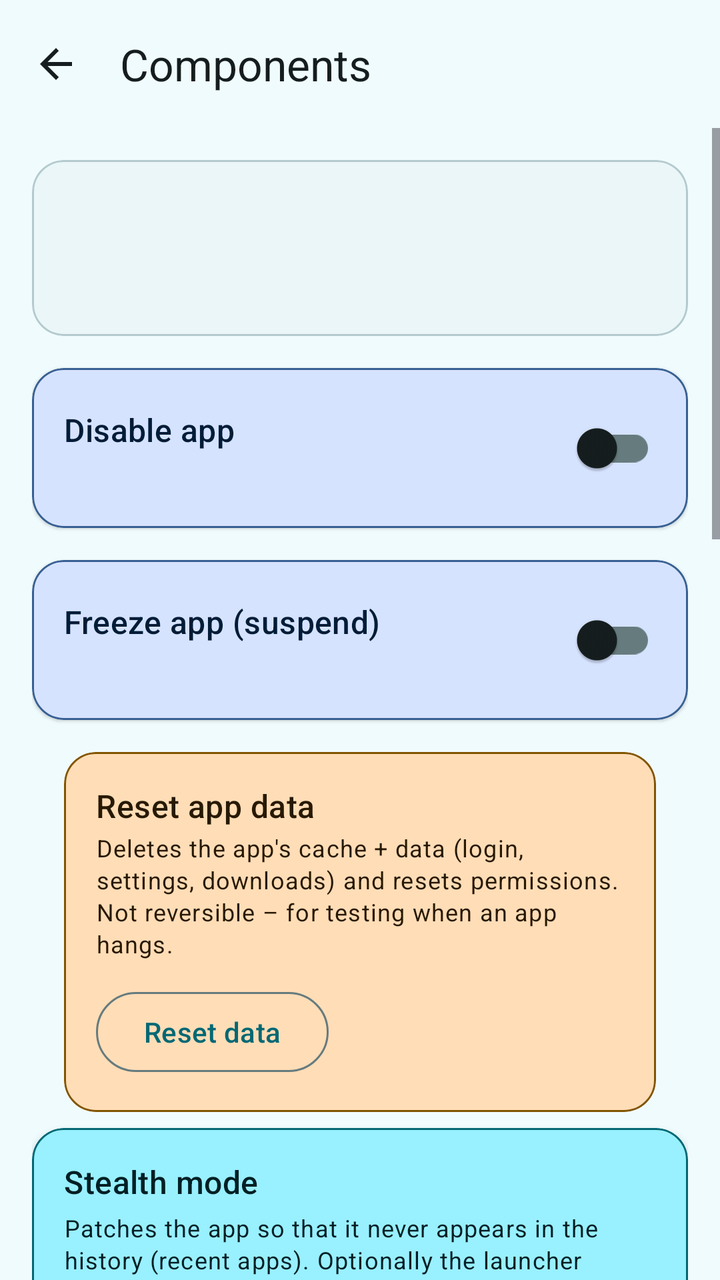
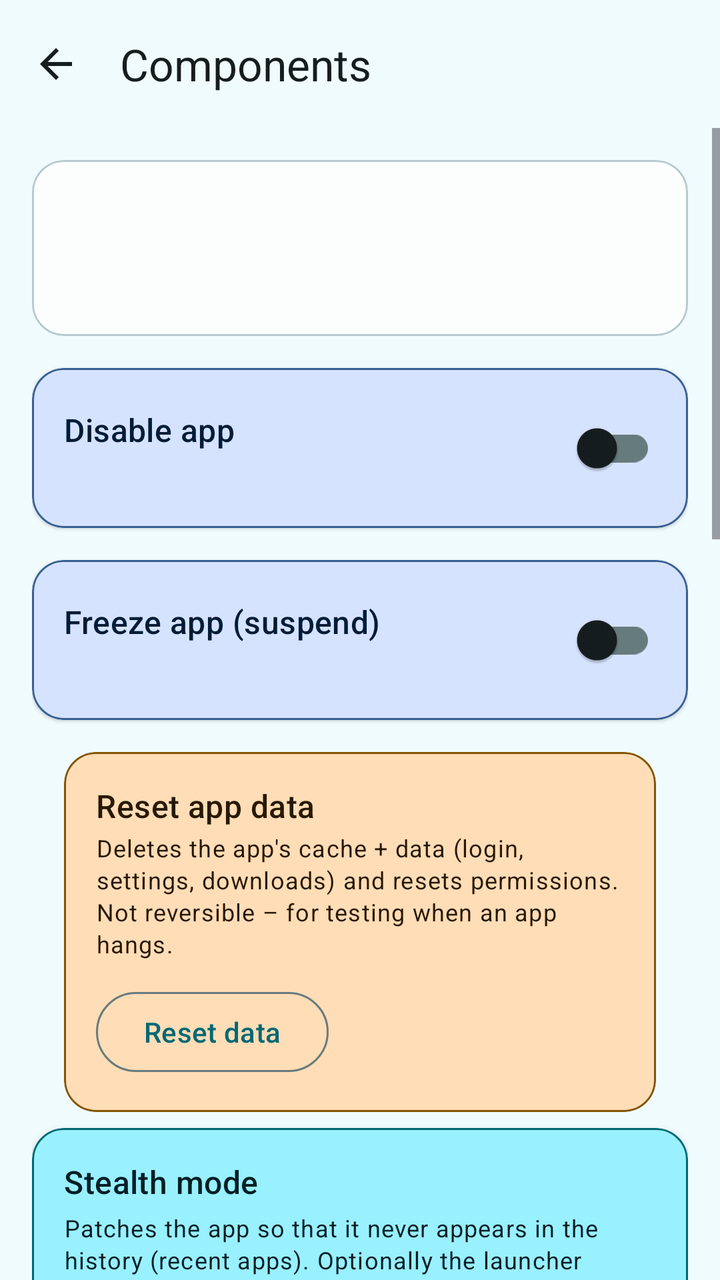

Before-and-after screenshots of an Android layout around one commit, followed by the original layout XML and the change that was made.
<!-- AndroidManifest.xml: application theme Theme.AppOpsShizuku -->
<!-- res/layout/activity_components.xml -->
<?xml version="1.0" encoding="utf-8"?>
<LinearLayout xmlns:android="http://schemas.android.com/apk/res/android"
    xmlns:app="http://schemas.android.com/apk/res-auto"
    xmlns:tools="http://schemas.android.com/tools"
    android:id="@+id/rootLayout"
    android:layout_width="match_parent"
    android:layout_height="match_parent"
    android:orientation="vertical"
    android:background="?attr/colorSurface">

    <com.google.android.material.appbar.MaterialToolbar
        android:id="@+id/toolbar"
        android:layout_width="match_parent"
        android:layout_height="wrap_content"
        android:background="?attr/colorSurface"
        app:navigationIcon="?attr/homeAsUpIndicator"
        app:navigationIconTint="?attr/colorOnSurface"
        app:title="@string/components_title"
        app:titleTextColor="?attr/colorOnSurface" />
    <ScrollView
        android:layout_width="match_parent"
        android:layout_height="0dp"
        android:layout_weight="1"
        android:fillViewport="true">

        <LinearLayout
            android:layout_width="match_parent"
            android:layout_height="wrap_content"
            android:orientation="vertical"
            android:padding="16dp">

            
            <com.google.android.material.card.MaterialCardView
                android:layout_width="match_parent"
                android:layout_height="wrap_content"
                android:layout_marginBottom="16dp"
                app:cardCornerRadius="16dp"
                app:cardElevation="0dp"
                app:strokeWidth="1dp"
                app:strokeColor="?attr/colorOutlineVariant"
                app:cardBackgroundColor="?attr/colorSurfaceContainerLow">

                <LinearLayout
                    android:layout_width="match_parent"
                    android:layout_height="wrap_content"
                    android:orientation="horizontal"
                    android:padding="16dp"
                    android:gravity="center_vertical">

                    <ImageView
                        android:id="@+id/appIcon"
                        android:layout_width="56dp"
                        android:layout_height="56dp"
                        android:scaleType="centerCrop" />

                    <LinearLayout
                        android:layout_width="0dp"
                        android:layout_height="wrap_content"
                        android:layout_weight="1"
                        android:layout_marginStart="16dp"
                        android:orientation="vertical">

                        <TextView
                            android:id="@+id/appLabel"
                            android:layout_width="match_parent"
                            android:layout_height="wrap_content"
                            android:textAppearance="?attr/textAppearanceTitleLarge"
                            android:textColor="?attr/colorOnSurface"
                            android:maxLines="1"
                            android:ellipsize="end" />

                        <TextView
                            android:id="@+id/appPackage"
                            android:layout_width="match_parent"
                            android:layout_height="wrap_content"
                            android:layout_marginTop="2dp"
                            android:textAppearance="?attr/textAppearanceBodySmall"
                            android:textColor="?attr/colorOnSurfaceVariant"
                            android:maxLines="1"
                            android:ellipsize="end" />
                    </LinearLayout>
                </LinearLayout>
            </com.google.android.material.card.MaterialCardView>

            
            <com.google.android.material.card.MaterialCardView
                android:layout_width="match_parent"
                android:layout_height="wrap_content"
                android:layout_marginBottom="16dp"
                app:cardCornerRadius="16dp"
                app:cardElevation="1dp"
                app:strokeWidth="1dp"
                app:strokeColor="?attr/colorTertiary"
                app:cardBackgroundColor="?attr/colorTertiaryContainer">

                <LinearLayout
                    android:layout_width="match_parent"
                    android:layout_height="wrap_content"
                    android:orientation="horizontal"
                    android:padding="16dp"
                    android:gravity="center_vertical">

                    <LinearLayout
                        android:layout_width="0dp"
                        android:layout_height="wrap_content"
                        android:layout_weight="1"
                        android:orientation="vertical">

                        <TextView
                            android:layout_width="match_parent"
                            android:layout_height="wrap_content"
                            android:text="@string/components_disable_app"
                            android:textAppearance="?attr/textAppearanceTitleMedium"
                            android:textColor="?attr/colorOnTertiaryContainer" />

                        <TextView
                            android:id="@+id/disableAppSubtitle"
                            android:layout_width="match_parent"
                            android:layout_height="wrap_content"
                            android:layout_marginTop="2dp"
                            android:textAppearance="?attr/textAppearanceBodySmall"
                            android:textColor="?attr/colorOnTertiaryContainer" />
                    </LinearLayout>

                    <com.google.android.material.switchmaterial.SwitchMaterial
                        android:id="@+id/appDisableSwitch"
                        android:layout_width="wrap_content"
                        android:layout_height="wrap_content"
                        android:layout_marginStart="12dp" />
                </LinearLayout>
            </com.google.android.material.card.MaterialCardView>

            
            <com.google.android.material.card.MaterialCardView
                android:layout_width="match_parent"
                android:layout_height="wrap_content"
                android:layout_marginBottom="16dp"
                app:cardCornerRadius="16dp"
                app:cardElevation="1dp"
                app:strokeWidth="1dp"
                app:strokeColor="?attr/colorTertiary"
                app:cardBackgroundColor="?attr/colorTertiaryContainer">

                <LinearLayout
                    android:layout_width="match_parent"
                    android:layout_height="wrap_content"
                    android:orientation="horizontal"
                    android:padding="16dp"
                    android:gravity="center_vertical">

                    <LinearLayout
                        android:layout_width="0dp"
                        android:layout_height="wrap_content"
                        android:layout_weight="1"
                        android:orientation="vertical">

                        <TextView
                            android:layout_width="match_parent"
                            android:layout_height="wrap_content"
                            android:text="@string/components_freeze_app"
                            android:textAppearance="?attr/textAppearanceTitleMedium"
                            android:textColor="?attr/colorOnTertiaryContainer" />

                        <TextView
                            android:id="@+id/freezeAppSubtitle"
                            android:layout_width="match_parent"
                            android:layout_height="wrap_content"
                            android:layout_marginTop="2dp"
                            android:textAppearance="?attr/textAppearanceBodySmall"
                            android:textColor="?attr/colorOnTertiaryContainer" />
                    </LinearLayout>

                    <com.google.android.material.switchmaterial.SwitchMaterial
                        android:id="@+id/appFreezeSwitch"
                        android:layout_width="wrap_content"
                        android:layout_height="wrap_content"
                        android:layout_marginStart="12dp" />
                </LinearLayout>
            </com.google.android.material.card.MaterialCardView>

            
            <com.google.android.material.card.MaterialCardView
                android:layout_width="match_parent"
                android:layout_height="wrap_content"
                android:layout_marginHorizontal="16dp"
                android:layout_marginBottom="8dp"
                app:cardCornerRadius="16dp"
                app:cardElevation="1dp"
                app:strokeWidth="1dp"
                app:strokeColor="?attr/colorWarning"
                app:cardBackgroundColor="?attr/colorWarningContainer">
                <LinearLayout
                    android:layout_width="match_parent"
                    android:layout_height="wrap_content"
                    android:orientation="vertical"
                    android:padding="16dp">
                    <TextView
                        android:layout_width="match_parent"
                        android:layout_height="wrap_content"
                        android:text="@string/components_clear_data"
                        android:textAppearance="?attr/textAppearanceTitleMedium"
                        android:textColor="?attr/colorOnWarningContainer" />
                    <TextView
                        android:id="@+id/clearDataSubtitle"
                        android:layout_width="match_parent"
                        android:layout_height="wrap_content"
                        android:layout_marginTop="2dp"
                        android:text="@string/components_clear_data_warning"
                        android:textAppearance="?attr/textAppearanceBodySmall"
                        android:textColor="?attr/colorOnWarningContainer" />
                    <com.google.android.material.button.MaterialButton
                        android:id="@+id/clearDataButton"
                        android:layout_width="wrap_content"
                        android:layout_height="wrap_content"
                        android:layout_marginTop="12dp"
                        android:text="@string/components_clear_data_action"
                        style="@style/Widget.Material3.Button.OutlinedButton" />
                </LinearLayout>
            </com.google.android.material.card.MaterialCardView>

            
            <com.google.android.material.card.MaterialCardView
                android:id="@+id/stealthCard"
                android:layout_width="match_parent"
                android:layout_height="wrap_content"
                android:layout_marginBottom="16dp"
                app:cardCornerRadius="16dp"
                app:cardElevation="2dp"
                app:strokeWidth="1dp"
                app:strokeColor="?attr/colorPrimary"
                app:cardBackgroundColor="?attr/colorPrimaryContainer">

                <LinearLayout
                    android:layout_width="match_parent"
                    android:layout_height="wrap_content"
                    android:orientation="vertical"
                    android:padding="16dp">

                    <TextView
                        android:layout_width="wrap_content"
                        android:layout_height="wrap_content"
                        android:text="@string/stealth_title"
                        android:textAppearance="?attr/textAppearanceTitleMedium"
                        android:textColor="?attr/colorOnPrimaryContainer" />

                    <TextView
                        android:layout_width="wrap_content"
                        android:layout_height="wrap_content"
                        android:layout_marginTop="4dp"
                        android:text="@string/stealth_description"
                        android:textAppearance="?attr/textAppearanceBodySmall"
                        android:textColor="?attr/colorOnPrimaryContainer" />

                    <com.google.android.material.switchmaterial.SwitchMaterial
                        android:id="@+id/stealthExcludeFromRecentsSwitch"
                        android:layout_width="match_parent"
                        android:layout_height="wrap_content"
                        android:layout_marginTop="12dp"
                        android:checked="false"
                        android:text="@string/stealth_exclude_from_recents"
                        android:textColor="?attr/colorOnPrimaryContainer" />

                    <com.google.android.material.switchmaterial.SwitchMaterial
                        android:id="@+id/stealthRemoveLauncherIconSwitch"
                        android:layout_width="match_parent"
                        android:layout_height="wrap_content"
                        android:layout_marginTop="4dp"
                        android:text="@string/stealth_remove_launcher_icon"
                        android:textColor="?attr/colorOnPrimaryContainer" />

                    <com.google.android.material.switchmaterial.SwitchMaterial
                        android:id="@+id/stealthSecureSnapshotSwitch"
                        android:layout_width="match_parent"
                        android:layout_height="wrap_content"
                        android:layout_marginTop="4dp"
                        android:text="@string/stealth_secure_snapshot"
                        android:textColor="?attr/colorOnPrimaryContainer" />

                    <com.google.android.material.switchmaterial.SwitchMaterial
                        android:id="@+id/stealthRequireVpnSwitch"
                        android:layout_width="match_parent"
                        android:layout_height="wrap_content"
                        android:layout_marginTop="4dp"
                        android:text="@string/stealth_require_vpn"
                        android:textColor="?attr/colorOnPrimaryContainer" />

                    <com.google.android.material.switchmaterial.SwitchMaterial
                        android:id="@+id/stealthVaultCalcSwitch"
                        android:layout_width="match_parent"
                        android:layout_height="wrap_content"
                        android:layout_marginTop="4dp"
                        android:text="@string/stealth_vault_calc"
                        android:textColor="?attr/colorOnPrimaryContainer" />

                    <com.google.android.material.textfield.TextInputLayout
                        android:id="@+id/stealthVaultPinLayout"
                        android:layout_width="match_parent"
                        android:layout_height="wrap_content"
                        android:layout_marginTop="8dp"
                        android:hint="@string/stealth_vault_pin_hint"
                        app:boxBackgroundMode="outline"
                        app:endIconMode="password_toggle"
                        android:visibility="gone">

                        <com.google.android.material.textfield.TextInputEditText
                            android:id="@+id/stealthVaultPinInput"
                            android:layout_width="match_parent"
                            android:layout_height="wrap_content"
                            android:inputType="numberPassword"
                            android:maxLength="10" />
                    </com.google.android.material.textfield.TextInputLayout>

                    <TextView
                        android:layout_width="wrap_content"
                        android:layout_height="wrap_content"
                        android:layout_marginTop="16dp"
                        android:text="@string/stealth_clone_title"
                        android:textAppearance="?attr/textAppearanceTitleSmall"
                        android:textColor="?attr/colorOnPrimaryContainer" />

                    <TextView
                        android:layout_width="wrap_content"
                        android:layout_height="wrap_content"
                        android:layout_marginTop="4dp"
                        android:text="@string/stealth_clone_description"
                        android:textAppearance="?attr/textAppearanceBodySmall"
                        android:textColor="?attr/colorOnPrimaryContainer" />

                    <com.google.android.material.switchmaterial.SwitchMaterial
                        android:id="@+id/stealthCloneSwitch"
                        android:layout_width="match_parent"
                        android:layout_height="wrap_content"
                        android:layout_marginTop="8dp"
                        android:checked="true"
                        android:text="@string/stealth_clone_switch"
                        android:textColor="?attr/colorOnPrimaryContainer" />

                    <com.google.android.material.textfield.TextInputLayout
                        android:id="@+id/stealthClonePkgLayout"
                        android:layout_width="match_parent"
                        android:layout_height="wrap_content"
                        android:layout_marginTop="4dp"
                        android:hint="@string/stealth_clone_pkg_hint"
                        app:boxBackgroundMode="outline">

                        <com.google.android.material.textfield.TextInputEditText
                            android:id="@+id/stealthClonePkgInput"
                            android:layout_width="match_parent"
                            android:layout_height="wrap_content"
                            android:digits="abcdefghijklmnopqrstuvwxyz0123456789._"
                            android:inputType="text"
                            android:maxLines="1" />
                    </com.google.android.material.textfield.TextInputLayout>

                    <TextView
                        android:layout_width="wrap_content"
                        android:layout_height="wrap_content"
                        android:layout_marginTop="8dp"
                        android:text="@string/stealth_signature_hint"
                        android:textAppearance="?attr/textAppearanceBodySmall"
                        android:textColor="?attr/colorOnPrimaryContainer" />

                    <TextView
                        android:layout_width="wrap_content"
                        android:layout_height="wrap_content"
                        android:layout_marginTop="16dp"
                        android:text="@string/stealth_spoof_title"
                        android:textAppearance="?attr/textAppearanceTitleSmall"
                        android:textColor="?attr/colorOnPrimaryContainer" />

                    <TextView
                        android:layout_width="wrap_content"
                        android:layout_height="wrap_content"
                        android:layout_marginTop="4dp"
                        android:text="@string/stealth_spoof_description"
                        android:textAppearance="?attr/textAppearanceBodySmall"
                        android:textColor="?attr/colorOnPrimaryContainer" />

                    <com.google.android.material.switchmaterial.SwitchMaterial
                        android:id="@+id/stealthSpoofBuildSwitch"
                        android:layout_width="match_parent"
                        android:layout_height="wrap_content"
                        android:layout_marginTop="8dp"
                        android:text="@string/stealth_spoof_build"
                        android:textColor="?attr/colorOnPrimaryContainer" />

                    <LinearLayout
                        android:id="@+id/spoofBuildFields"
                        android:layout_width="match_parent"
                        android:layout_height="wrap_content"
                        android:orientation="vertical"
                        android:visibility="gone">

                        <com.google.android.material.button.MaterialButton
                            android:id="@+id/spoofRandomButton"
                            style="@style/Widget.Material3.Button.OutlinedButton"
                            android:layout_width="match_parent"
                            android:layout_height="wrap_content"
                            android:layout_marginTop="4dp"
                            android:text="@string/stealth_spoof_random"
                            android:textColor="?attr/colorOnPrimaryContainer" />

                        <com.google.android.material.textfield.TextInputLayout
                            android:layout_width="match_parent"
                            android:layout_height="wrap_content"
                            android:layout_marginTop="4dp"
                            android:hint="@string/stealth_spoof_model_hint"
                            app:boxBackgroundMode="outline">

                            <com.google.android.material.textfield.TextInputEditText
                                android:id="@+id/spoofModelInput"
                                android:layout_width="match_parent"
                                android:layout_height="wrap_content"
                                android:inputType="text"
                                android:maxLines="1" />
                        </com.google.android.material.textfield.TextInputLayout>

                        <com.google.android.material.textfield.TextInputLayout
                            android:layout_width="match_parent"
                            android:layout_height="wrap_content"
                            android:layout_marginTop="4dp"
                            android:hint="@string/stealth_spoof_manufacturer_hint"
                            app:boxBackgroundMode="outline">

                            <com.google.android.material.textfield.TextInputEditText
                                android:id="@+id/spoofManufacturerInput"
                                android:layout_width="match_parent"
                                android:layout_height="wrap_content"
                                android:inputType="text"
                                android:maxLines="1" />
                        </com.google.android.material.textfield.TextInputLayout>

                        <com.google.android.material.textfield.TextInputLayout
                            android:layout_width="match_parent"
                            android:layout_height="wrap_content"
                            android:layout_marginTop="4dp"
                            android:hint="@string/stealth_spoof_fingerprint_hint"
                            app:boxBackgroundMode="outline">

                            <com.google.android.material.textfield.TextInputEditText
                                android:id="@+id/spoofFingerprintInput"
                                android:layout_width="match_parent"
                                android:layout_height="wrap_content"
                                android:inputType="text"
                                android:maxLines="1" />
                        </com.google.android.material.textfield.TextInputLayout>
                    </LinearLayout>

                    <com.google.android.material.switchmaterial.SwitchMaterial
                        android:id="@+id/stealthSpoofAndroidIdSwitch"
                        android:layout_width="match_parent"
                        android:layout_height="wrap_content"
                        android:layout_marginTop="4dp"
                        android:text="@string/stealth_spoof_android_id"
                        android:textColor="?attr/colorOnPrimaryContainer" />

                    <com.google.android.material.switchmaterial.SwitchMaterial
                        android:id="@+id/stealthSpoofTelephonySwitch"
                        android:layout_width="match_parent"
                        android:layout_height="wrap_content"
                        android:layout_marginTop="4dp"
                        android:text="@string/stealth_spoof_telephony"
                        android:textColor="?attr/colorOnPrimaryContainer" />

                    <com.google.android.material.switchmaterial.SwitchMaterial
                        android:id="@+id/stealthSpoofAdIdSwitch"
                        android:layout_width="match_parent"
                        android:layout_height="wrap_content"
                        android:layout_marginTop="4dp"
                        android:text="@string/stealth_spoof_adid"
                        android:textColor="?attr/colorOnPrimaryContainer" />

                    <com.google.android.material.switchmaterial.SwitchMaterial
                        android:id="@+id/stealthSpoofLocationSwitch"
                        android:layout_width="match_parent"
                        android:layout_height="wrap_content"
                        android:layout_marginTop="4dp"
                        android:text="@string/stealth_spoof_location"
                        android:textColor="?attr/colorOnPrimaryContainer" />

                    <LinearLayout
                        android:layout_width="match_parent"
                        android:layout_height="wrap_content"
                        android:layout_marginTop="12dp"
                        android:orientation="horizontal">

                        <com.google.android.material.button.MaterialButton
                            android:id="@+id/stealthApplyButton"
                            style="@style/Widget.Material3.Button"
                            android:layout_width="0dp"
                            android:layout_height="wrap_content"
                            android:layout_weight="1"
                            android:text="@string/stealth_apply" />

                        <com.google.android.material.button.MaterialButton
                            android:id="@+id/stealthRestoreButton"
                            style="@style/Widget.Material3.Button.OutlinedButton"
                            android:layout_width="0dp"
                            android:layout_height="wrap_content"
                            android:layout_marginStart="8dp"
                            android:layout_weight="1"
                            android:text="@string/stealth_restore" />
                    </LinearLayout>
                </LinearLayout>
            </com.google.android.material.card.MaterialCardView>

            
            <ProgressBar
                android:id="@+id/loadingProgress"
                android:layout_width="wrap_content"
                android:layout_height="wrap_content"
                android:layout_gravity="center"
                android:layout_marginVertical="16dp"
                android:visibility="gone" />

            
            <androidx.recyclerview.widget.RecyclerView
                android:id="@+id/componentsList"
                android:layout_width="match_parent"
                android:layout_height="wrap_content"
                android:nestedScrollingEnabled="false"
                android:overScrollMode="never" />
        </LinearLayout>
    </ScrollView>
</LinearLayout>
<!-- resources referenced by this layout -->
<resources>
  <string name="components_clear_data">Reset app data</string>
  <string name="components_clear_data_action">Reset data</string>
  <string name="components_disable_app">Disable app</string>
  <string name="components_title">Components</string>
  <string name="stealth_apply">Apply</string>
  <string name="stealth_clone_title">App cloning</string>
  <string name="stealth_restore">Restore</string>
  <string name="stealth_spoof_telephony">Hide IMEI/IMSI</string>
  <string name="stealth_title">Stealth mode</string>
  <color name="primary">@color/md_primary_40</color>
  <color name="on_primary">@color/md_primary_100</color>
  <color name="inverse_primary">@color/md_primary_80</color>
  <color name="primary_container">@color/md_primary_90</color>
  <color name="on_primary_container">@color/md_primary_10</color>
  <color name="secondary">@color/md_secondary_40</color>
  <color name="on_secondary">@color/md_secondary_100</color>
  <color name="secondary_container">@color/md_secondary_90</color>
  <color name="tertiary">@color/md_tertiary_40</color>
  <color name="on_tertiary">@color/md_tertiary_100</color>
  <color name="tertiary_container">@color/md_tertiary_90</color>
  <color name="background">@color/md_neutral_98</color>
  <color name="on_background">@color/md_neutral_10</color>
  <color name="surface">@color/md_neutral_98</color>
  <color name="on_surface">@color/md_neutral_10</color>
  <color name="inverse_surface">@color/md_neutral_20</color>
  <color name="inverse_on_surface">@color/md_neutral_95</color>
  <color name="surface_dim">@color/md_neutral_87</color>
  <color name="surface_bright">@color/md_neutral_98</color>
  <color name="surface_container_low">@color/md_neutral_96</color>
  <color name="surface_container">@color/md_neutral_94</color>
  <color name="outline">@color/md_neutral_variant_50</color>
  <color name="error">@color/md_error_40</color>
  <color name="on_error">@color/md_error_100</color>
  <color name="error_container">@color/md_error_90</color>
  <color name="on_error_container">@color/md_error_10</color>
  <color name="warning">@color/md_warning_40</color>
  <color name="on_warning">@color/md_warning_100</color>
  <color name="warning_container">@color/md_warning_90</color>
  <color name="on_warning_container">@color/md_warning_10</color>
  <color name="md_primary_40">#036874</color>
  <color name="md_primary_100">#FFFFFF</color>
  <color name="md_primary_80">#13DAF1</color>
  <color name="md_primary_90">#99F0FF</color>
  <color name="md_primary_10">#011F24</color>
  <color name="md_secondary_40">#38656C</color>
  <color name="md_secondary_100">#FFFFFF</color>
  <color name="md_secondary_90">#BCEBF3</color>
  <color name="md_secondary_10">#001F24</color>
  <color name="md_tertiary_40">#386092</color>
  <color name="md_tertiary_100">#FFFFFF</color>
  <color name="md_tertiary_90">#D6E3FF</color>
  <color name="md_tertiary_10">#001C37</color>
  <color name="md_neutral_98">#F0FBFD</color>
  <color name="md_neutral_10">#151D1E</color>
  <color name="md_neutral_variant_90">#D0E7EB</color>
  <color name="md_neutral_variant_30">#374A4D</color>
  <color name="md_neutral_20">#293233</color>
  <color name="md_neutral_95">#E8F3F5</color>
  <color name="md_neutral_87">#D1DCDE</color>
  <color name="md_neutral_100">#FFFFFF</color>
  <color name="md_neutral_96">#EAF6F8</color>
  <color name="md_neutral_94">#E5F0F2</color>
  <color name="md_neutral_92">#DFEAEC</color>
  <color name="md_neutral_90">#D9E4E6</color>
  <color name="md_neutral_variant_50">#667B7E</color>
  <color name="md_neutral_variant_80">#B4CACE</color>
  <color name="md_error_40">#B3261E</color>
  <color name="md_error_100">#FFFFFF</color>
  <color name="md_error_90">#F9DEDC</color>
  <color name="md_error_10">#410E0B</color>
  <color name="md_warning_40">#825502</color>
  <color name="md_warning_100">#FFFFFF</color>
  <color name="md_warning_90">#FFDDB7</color>
  <color name="md_warning_10">#271902</color>
  <!-- unchanged entries left out for length: 32 -->
</resources>

<!-- the commit's change to res/layout/activity_components.xml (unified diff, before → after) -->
@@ -6,13 +6,13 @@
     android:layout_width="match_parent"
     android:layout_height="match_parent"
     android:orientation="vertical"
-    android:background="?attr/colorSurface">
+    android:background="@android:color/transparent">
 
     <com.google.android.material.appbar.MaterialToolbar
         android:id="@+id/toolbar"
         android:layout_width="match_parent"
         android:layout_height="wrap_content"
-        android:background="?attr/colorSurface"
+        android:background="@android:color/transparent"
         app:navigationIcon="?attr/homeAsUpIndicator"
         app:navigationIconTint="?attr/colorOnSurface"
         app:title="@string/components_title"
@@ -38,7 +38,7 @@
                 app:cardElevation="0dp"
                 app:strokeWidth="1dp"
                 app:strokeColor="?attr/colorOutlineVariant"
-                app:cardBackgroundColor="?attr/colorSurfaceContainerLow">
+                app:cardBackgroundColor="@color/glass_fill">
 
                 <LinearLayout
                     android:layout_width="match_parent"
<!-- resource entries referenced after the edit -->
@@ -1,5 +1,6 @@
 <!-- resources referenced by this layout -->
 <resources>
+  <color name="glass_fill">#C8FFFFFF</color>
   <string name="components_clear_data">Reset app data</string>
   <string name="components_clear_data_action">Reset data</string>
   <string name="components_disable_app">Disable app</string>
